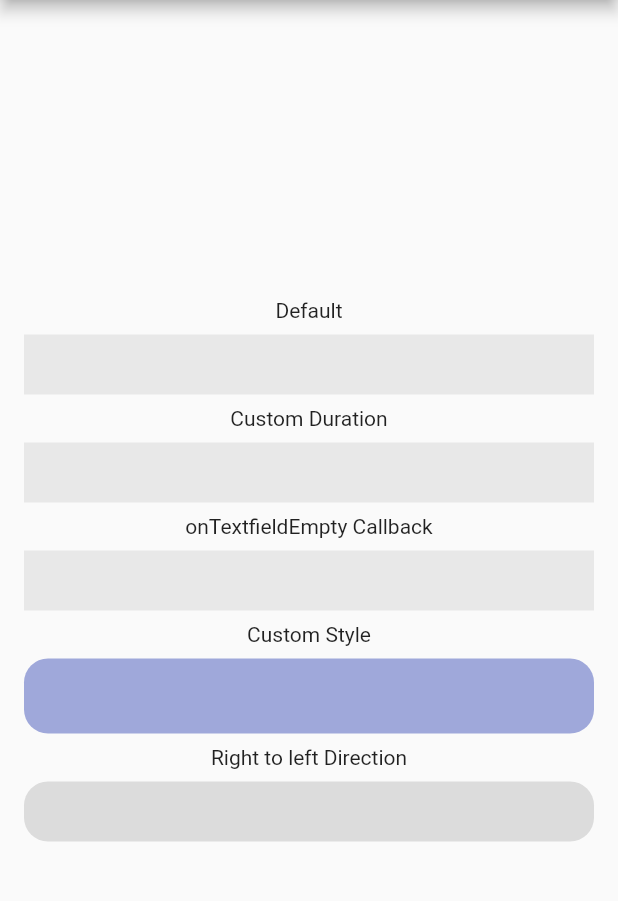
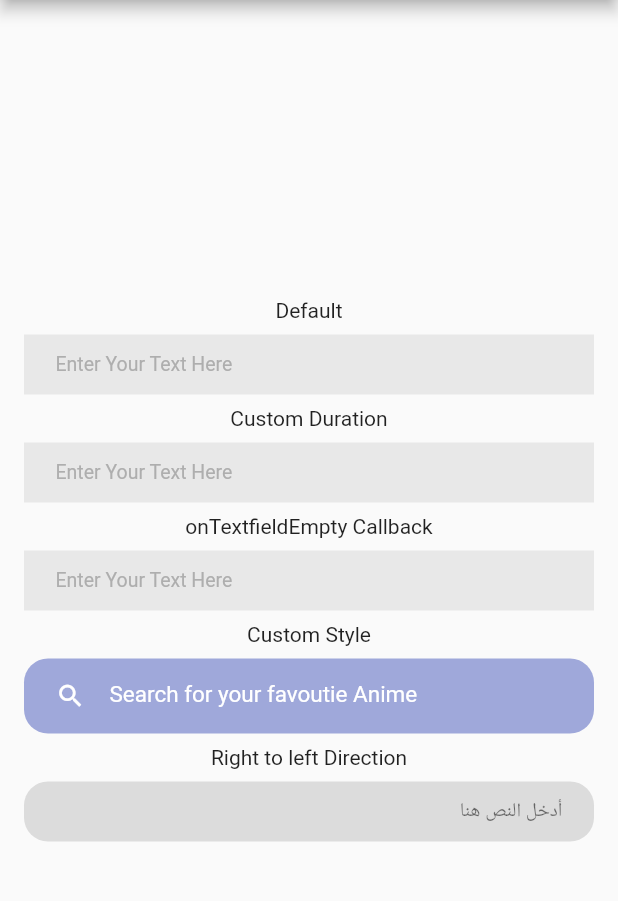
Before and after one commit to fatimaoday/debounce_textfield, a Flutter app: the screen it shows after launch, on a phone screen of 412 x 824 dp, the part 84-985 px from its top. Run offline on Flutter 3.47's test engine with Material 2 defaults, Android fonts, the phone set to English and light mode, and no system bars.

Commit message:
example added

```diff
--- a/lib/src/debounce_textfield.dart
+++ b/lib/src/debounce_textfield.dart
@@ -6,11 +6,10 @@ class DebounceTextfield extends StatefulWidget {
   VoidCallback? onTextfieldEmpty;
   Duration duration;
   double height;
-  Widget inputIcon;
+  Widget leadingWidget;
   TextStyle textFieldStyle;
   BoxDecoration textFieldDecoration;
-  String hintText;
-  TextStyle hintStyle;
+  InputDecoration inputDecoration;
   TextDirection direction;
   Widget clearButtonIcon;
   EdgeInsetsGeometry margin;
@@ -21,11 +20,13 @@ class DebounceTextfield extends StatefulWidget {
     this.onTextfieldEmpty,
     this.duration = const Duration(milliseconds: 500),
     this.height = 40,
-    this.inputIcon = const SizedBox.shrink(),
+    this.leadingWidget = const SizedBox.shrink(),
     this.textFieldStyle = const TextStyle(fontSize: 13),
     this.textFieldDecoration = const BoxDecoration(color: Color(0xffE8E8E8)),
-    this.hintText = '',
-    this.hintStyle = const TextStyle(fontSize: 13, color: Color(0xffaeaeae)),
+    this.inputDecoration = const InputDecoration.collapsed(
+      hintText: 'Enter Your Text Here',
+      hintStyle: TextStyle(fontSize: 13, color: Color(0xffaeaeae)),
+    ),
     this.clearButtonIcon =
         const Icon(Icons.clear_rounded, color: Color(0xffaeaeae), size: 20),
     this.direction = TextDirection.ltr,
@@ -84,16 +85,13 @@ class _DebounceTextfieldState extends State<DebounceTextfield> {
         child: Row(
           crossAxisAlignment: CrossAxisAlignment.center,
           children: [
-            widget.inputIcon,
+            widget.leadingWidget,
             const SizedBox(width: 5),
             Expanded(
               child: TextFormField(
                 controller: _inputController,
                 onChanged: (value) => runDebouncer(value),
-                decoration: InputDecoration.collapsed(
-                  hintText: widget.hintText,
-                  hintStyle: widget.hintStyle,
-                ),
+                decoration: widget.inputDecoration,
                 style: widget.textFieldStyle,
               ),
             ),
--- a/pubspec.yaml
+++ b/pubspec.yaml
@@ -1,7 +1,7 @@
 name: debounce_textfield
 description: A simple, lightweight, customizable textfield with debounce for preventing continuous execution of (onChange) callback.
 version: 0.0.1
-homepage:
+homepage: https://github.com/fatimaoday/debounce_textfield
 
 environment:
   sdk: ">=2.16.1 <3.0.0"
```
Also changed, not shown: screenshot.jpg (added), 1 other file.
